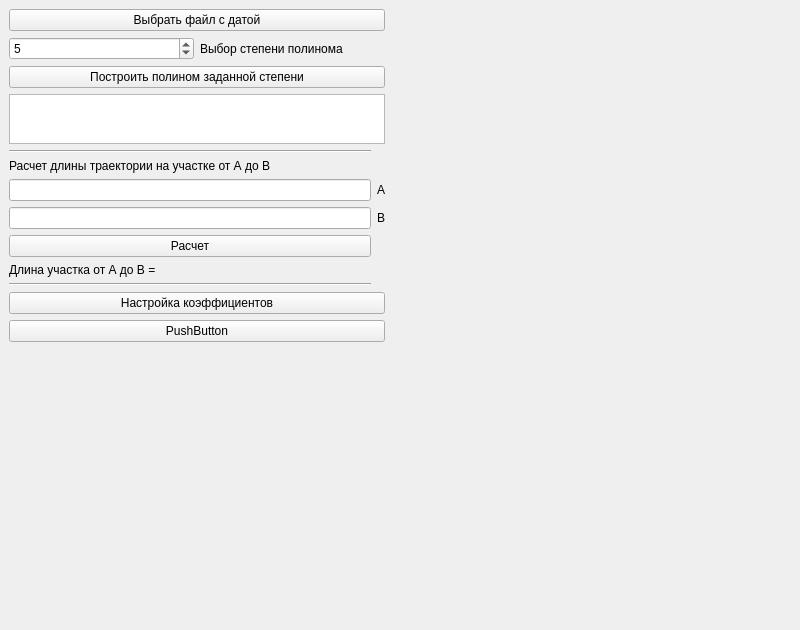
Before: the Qt Designer form ui_files/main_design.ui in gruzdev-as/Alexey_thesis_app, drawn with Qt 5.
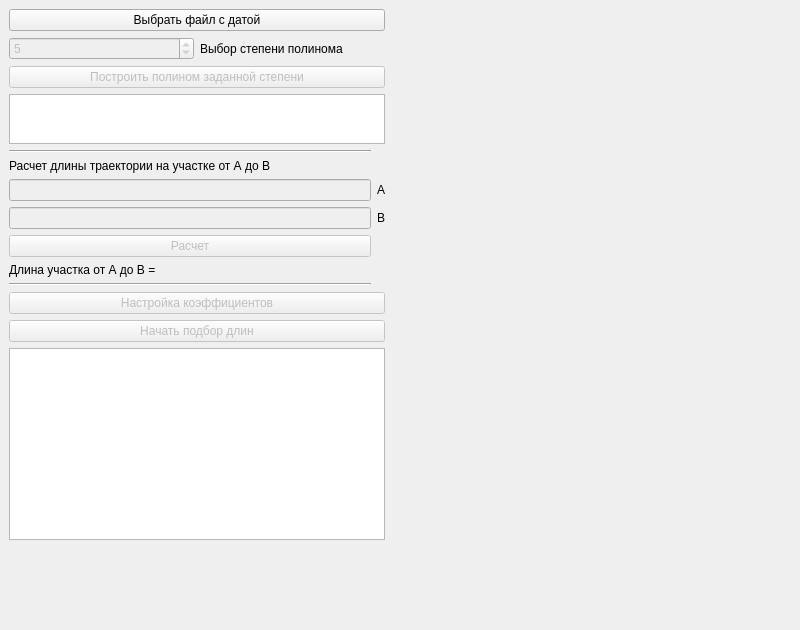
After: the same form once the commit is applied.

Commit message: Added search function.

The edit to the form file:
```diff
--- a/ui_files/main_design.ui
+++ b/ui_files/main_design.ui
@@ -28,6 +28,9 @@
        <layout class="QHBoxLayout" name="horizontalLayout_4">
         <item>
          <widget class="QSpinBox" name="poly_degree_spinBox">
+          <property name="enabled">
+           <bool>false</bool>
+          </property>
           <property name="value">
            <number>5</number>
           </property>
@@ -44,6 +47,9 @@
       </item>
       <item>
        <widget class="QPushButton" name="build_poly_button">
+        <property name="enabled">
+         <bool>false</bool>
+        </property>
         <property name="text">
          <string>Построить полином заданной степени</string>
         </property>
@@ -77,6 +83,9 @@
         </item>
         <item row="4" column="0">
          <widget class="QPushButton" name="calculate_length_button">
+          <property name="enabled">
+           <bool>false</bool>
+          </property>
           <property name="text">
            <string>Расчет</string>
           </property>
@@ -90,7 +99,11 @@
          </widget>
         </item>
         <item row="3" column="0">
-         <widget class="QLineEdit" name="pointB_lineedit"/>
+         <widget class="QLineEdit" name="pointB_lineedit">
+          <property name="enabled">
+           <bool>false</bool>
+          </property>
+         </widget>
         </item>
         <item row="1" column="0">
          <widget class="QLabel" name="label_4">
@@ -114,24 +127,37 @@
          </widget>
         </item>
         <item row="2" column="0">
-         <widget class="QLineEdit" name="pointA_lineEdit"/>
+         <widget class="QLineEdit" name="pointA_lineEdit">
+          <property name="enabled">
+           <bool>false</bool>
+          </property>
+         </widget>
         </item>
        </layout>
       </item>
       <item>
        <widget class="QPushButton" name="adjust_coef_button">
+        <property name="enabled">
+         <bool>false</bool>
+        </property>
         <property name="text">
          <string>Настройка коэффициентов</string>
         </property>
        </widget>
       </item>
       <item>
-       <widget class="QPushButton" name="pushButton">
+       <widget class="QPushButton" name="start_search_button">
+        <property name="enabled">
+         <bool>false</bool>
+        </property>
         <property name="text">
-         <string>PushButton</string>
+         <string>Начать подбор длин</string>
         </property>
        </widget>
       </item>
+      <item>
+       <widget class="QTextBrowser" name="search_textBrowser"/>
+      </item>
       <item>
        <spacer name="verticalSpacer">
         <property name="orientation">
```
The commit also changes 2 other files.
